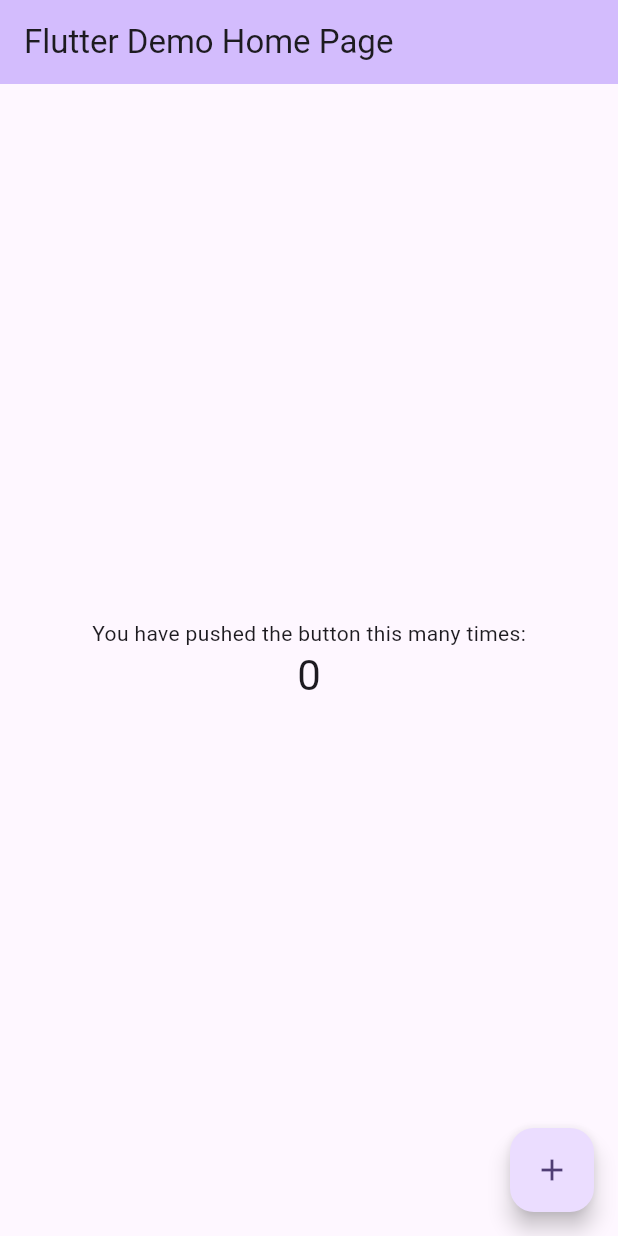
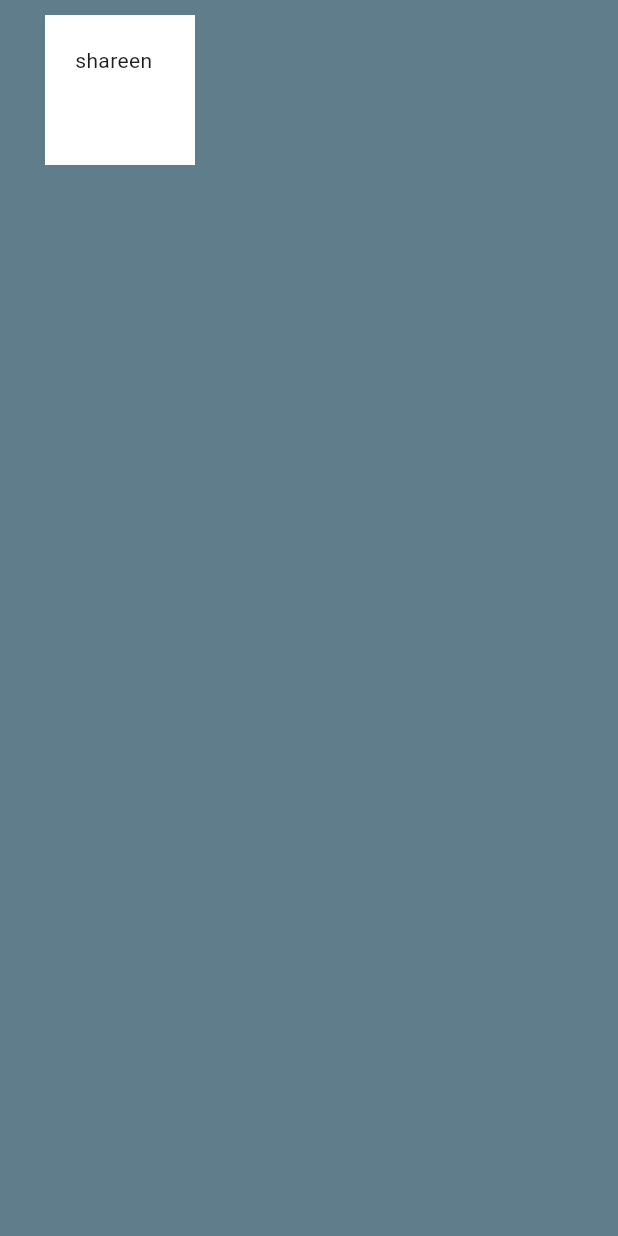
Before and after one commit to codewithsharu/flutter-mi-card, a Flutter app: the screen it shows after launch, on a phone screen of 412 x 824 dp. Run offline on Flutter 3.47's test engine with Material 3 defaults, Android fonts, the phone set to English and light mode, and no system bars.

Commit message:
padding margin added

```diff
--- a/lib/main.dart
+++ b/lib/main.dart
@@ -1,125 +1,31 @@
 import 'package:flutter/material.dart';
 
 void main() {
-  runApp(const MyApp());
+  runApp(
+    Myapp()
+
+  );
 }
 
-class MyApp extends StatelessWidget {
-  const MyApp({super.key});
+class Myapp extends StatelessWidget {
+  const Myapp({super.key});
 
-  // This widget is the root of your application.
   @override
   Widget build(BuildContext context) {
     return MaterialApp(
-      title: 'Flutter Demo',
-      theme: ThemeData(
-        // This is the theme of your application.
-        //
-        // TRY THIS: Try running your application with "flutter run". You'll see
-        // the application has a purple toolbar. Then, without quitting the app,
-        // try changing the seedColor in the colorScheme below to Colors.green
-        // and then invoke "hot reload" (save your changes or press the "hot
-        // reload" button in a Flutter-supported IDE, or press "r" if you used
-        // the command line to start the app).
-        //
-        // Notice that the counter didn't reset back to zero; the application
-        // state is not lost during the reload. To reset the state, use hot
-        // restart instead.
-        //
-        // This works for code too, not just values: Most code changes can be
-        // tested with just a hot reload.
-        colorScheme: ColorScheme.fromSeed(seedColor: Colors.deepPurple),
-        useMaterial3: true,
+      home: Scaffold(
+        backgroundColor: Colors.blueGrey,
+        body: SafeArea(
+          child: Container(
+            height: 100.0,
+            width: 100.0,
+            margin: EdgeInsets.fromLTRB(30.0,10.0, 50.0, 20.0),
+            padding: EdgeInsets.all(20.0),
+            color: Colors.white,
+            child: Text('shareen'),
+          ),
+        ),
       ),
-      home: const MyHomePage(title: 'Flutter Demo Home Page'),
     );
   }
 }
-
-class MyHomePage extends StatefulWidget {
-  const MyHomePage({super.key, required this.title});
-
-  // This widget is the home page of your application. It is stateful, meaning
-  // that it has a State object (defined below) that contains fields that affect
-  // how it looks.
-
-  // This class is the configuration for the state. It holds the values (in this
-  // case the title) provided by the parent (in this case the App widget) and
-  // used by the build method of the State. Fields in a Widget subclass are
-  // always marked "final".
-
-  final String title;
-
-  @override
-  State<MyHomePage> createState() => _MyHomePageState();
-}
-
-class _MyHomePageState extends State<MyHomePage> {
-  int _counter = 0;
-
-  void _incrementCounter() {
-    setState(() {
-      // This call to setState tells the Flutter framework that something has
-      // changed in this State, which causes it to rerun the build method below
-      // so that the display can reflect the updated values. If we changed
-      // _counter without calling setState(), then the build method would not be
-      // called again, and so nothing would appear to happen.
-      _counter++;
-    });
-  }
-
-  @override
-  Widget build(BuildContext context) {
-    // This method is rerun every time setState is called, for instance as done
-    // by the _incrementCounter method above.
-    //
-    // The Flutter framework has been optimized to make rerunning build methods
-    // fast, so that you can just rebuild anything that needs updating rather
-    // than having to individually change instances of widgets.
-    return Scaffold(
-      appBar: AppBar(
-        // TRY THIS: Try changing the color here to a specific color (to
-        // Colors.amber, perhaps?) and trigger a hot reload to see the AppBar
-        // change color while the other colors stay the same.
-        backgroundColor: Theme.of(context).colorScheme.inversePrimary,
-        // Here we take the value from the MyHomePage object that was created by
-        // the App.build method, and use it to set our appbar title.
-        title: Text(widget.title),
-      ),
-      body: Center(
-        // Center is a layout widget. It takes a single child and positions it
-        // in the middle of the parent.
-        child: Column(
-          // Column is also a layout widget. It takes a list of children and
-          // arranges them vertically. By default, it sizes itself to fit its
-          // children horizontally, and tries to be as tall as its parent.
-          //
-          // Column has various properties to control how it sizes itself and
-          // how it positions its children. Here we use mainAxisAlignment to
-          // center the children vertically; the main axis here is the vertical
-          // axis because Columns are vertical (the cross axis would be
-          // horizontal).
-          //
-          // TRY THIS: Invoke "debug painting" (choose the "Toggle Debug Paint"
-          // action in the IDE, or press "p" in the console), to see the
-          // wireframe for each widget.
-          mainAxisAlignment: MainAxisAlignment.center,
-          children: <Widget>[
-            const Text(
-              'You have pushed the button this many times:',
-            ),
-            Text(
-              '$_counter',
-              style: Theme.of(context).textTheme.headlineMedium,
-            ),
-          ],
-        ),
-      ),
-      floatingActionButton: FloatingActionButton(
-        onPressed: _incrementCounter,
-        tooltip: 'Increment',
-        child: const Icon(Icons.add),
-      ), // This trailing comma makes auto-formatting nicer for build methods.
-    );
-  }
-}
--- a/pubspec.yaml
+++ b/pubspec.yaml
@@ -59,9 +59,8 @@ flutter:
   uses-material-design: true
 
   # To add assets to your application, add an assets section, like this:
-  # assets:
-  #   - images/a_dot_burr.jpeg
-  #   - images/a_dot_ham.jpeg
+  assets:
+     - images/
 
   # An image asset can refer to one or more resolution-specific "variants", see
   # https://flutter.dev/assets-and-images/#resolution-aware
```
